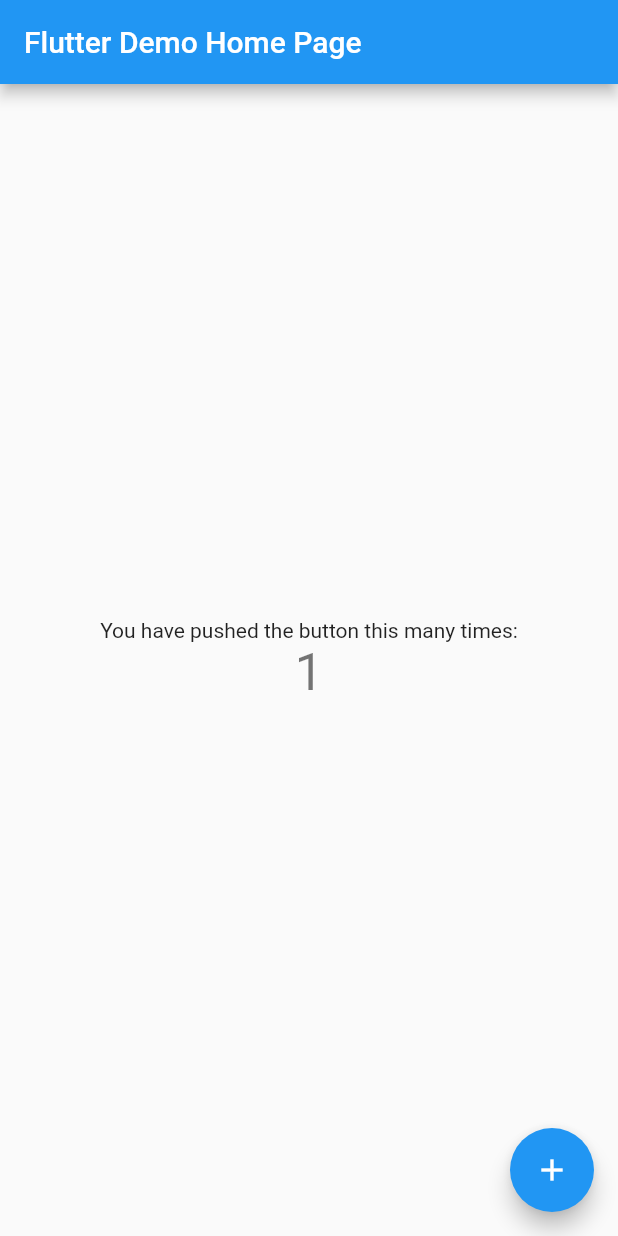
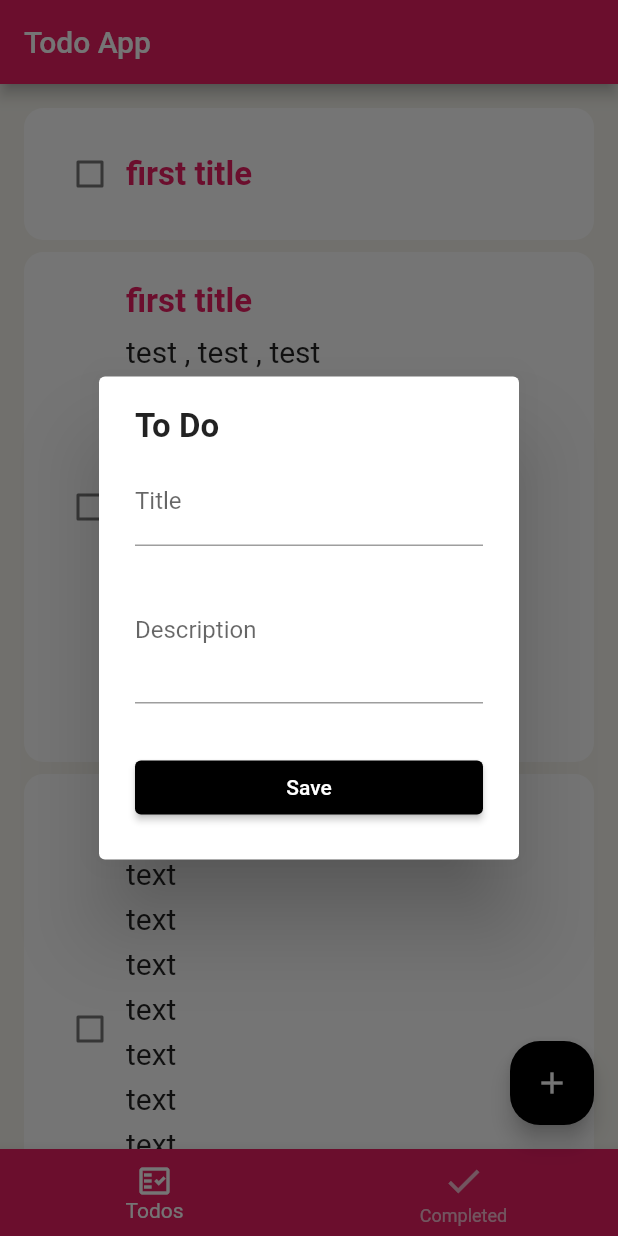
Before and after one commit to ahmadshakir21/To_Do_Application, a Flutter app: the screen it shows after launch, after a tap on the "add" icon, on a phone screen of 412 x 824 dp. Run offline on Flutter 3.47's test engine with Material 2 defaults, Android fonts, the phone set to English and light mode, and no system bars; drawn by our look-alikes of flutter_slidable.

Commit message:
another commit

```diff
--- a/lib/main.dart
+++ b/lib/main.dart
@@ -1,4 +1,7 @@
 import 'package:flutter/material.dart';
+import 'package:provider/provider.dart';
+import 'package:to_do_application/provider/todos.dart';
+import 'package:to_do_application/screen/home_screen.dart';
 
 void main() {
   runApp(const MyApp());
@@ -7,109 +10,17 @@ void main() {
 class MyApp extends StatelessWidget {
   const MyApp({Key? key}) : super(key: key);
 
-  // This widget is the root of your application.
   @override
   Widget build(BuildContext context) {
-    return MaterialApp(
-      title: 'Flutter Demo',
-      theme: ThemeData(
-        // This is the theme of your application.
-        //
-        // Try running your application with "flutter run". You'll see the
-        // application has a blue toolbar. Then, without quitting the app, try
-        // changing the primarySwatch below to Colors.green and then invoke
-        // "hot reload" (press "r" in the console where you ran "flutter run",
-        // or simply save your changes to "hot reload" in a Flutter IDE).
-        // Notice that the counter didn't reset back to zero; the application
-        // is not restarted.
-        primarySwatch: Colors.blue,
+    return ChangeNotifierProvider(
+      create: (context) => TodosProvider(),
+      child: MaterialApp(
+        debugShowCheckedModeBanner: false,
+        theme: ThemeData(
+            primarySwatch: Colors.pink,
+            scaffoldBackgroundColor: const Color(0xFFF6F5EE)),
+        home: HomeScreen(),
       ),
-      home: const MyHomePage(title: 'Flutter Demo Home Page'),
     );
   }
 }
-
-class MyHomePage extends StatefulWidget {
-  const MyHomePage({Key? key, required this.title}) : super(key: key);
-
-  // This widget is the home page of your application. It is stateful, meaning
-  // that it has a State object (defined below) that contains fields that affect
-  // how it looks.
-
-  // This class is the configuration for the state. It holds the values (in this
-  // case the title) provided by the parent (in this case the App widget) and
-  // used by the build method of the State. Fields in a Widget subclass are
-  // always marked "final".
-
-  final String title;
-
-  @override
-  State<MyHomePage> createState() => _MyHomePageState();
-}
-
-class _MyHomePageState extends State<MyHomePage> {
-  int _counter = 0;
-
-  void _incrementCounter() {
-    setState(() {
-      // This call to setState tells the Flutter framework that something has
-      // changed in this State, which causes it to rerun the build method below
-      // so that the display can reflect the updated values. If we changed
-      // _counter without calling setState(), then the build method would not be
-      // called again, and so nothing would appear to happen.
-      _counter++;
-    });
-  }
-
-  @override
-  Widget build(BuildContext context) {
-    // This method is rerun every time setState is called, for instance as done
-    // by the _incrementCounter method above.
-    //
-    // The Flutter framework has been optimized to make rerunning build methods
-    // fast, so that you can just rebuild anything that needs updating rather
-    // than having to individually change instances of widgets.
-    return Scaffold(
-      appBar: AppBar(
-        // Here we take the value from the MyHomePage object that was created by
-        // the App.build method, and use it to set our appbar title.
-        title: Text(widget.title),
-      ),
-      body: Center(
-        // Center is a layout widget. It takes a single child and positions it
-        // in the middle of the parent.
-        child: Column(
-          // Column is also a layout widget. It takes a list of children and
-          // arranges them vertically. By default, it sizes itself to fit its
-          // children horizontally, and tries to be as tall as its parent.
-          //
-          // Invoke "debug painting" (press "p" in the console, choose the
-          // "Toggle Debug Paint" action from the Flutter Inspector in Android
-          // Studio, or the "Toggle Debug Paint" command in Visual Studio Code)
-          // to see the wireframe for each widget.
-          //
-          // Column has various properties to control how it sizes itself and
-          // how it positions its children. Here we use mainAxisAlignment to
-          // center the children vertically; the main axis here is the vertical
-          // axis because Columns are vertical (the cross axis would be
-          // horizontal).
-          mainAxisAlignment: MainAxisAlignment.center,
-          children: <Widget>[
-            const Text(
-              'You have pushed the button this many times:',
-            ),
-            Text(
-              '$_counter',
-              style: Theme.of(context).textTheme.headline4,
-            ),
-          ],
-        ),
-      ),
-      floatingActionButton: FloatingActionButton(
-        onPressed: _incrementCounter,
-        tooltip: 'Increment',
-        child: const Icon(Icons.add),
-      ), // This trailing comma makes auto-formatting nicer for build methods.
-    );
-  }
-}
--- /dev/null
+++ b/lib/model/todo.dart
@@ -0,0 +1,18 @@
+class TodoField {
+  static const createdTime = "CreatedTime";
+}
+
+class Todo {
+  String id;
+  String title;
+  String description;
+  DateTime date;
+  bool isDone;
+
+  Todo(
+      {required this.id,
+      required this.title,
+      this.description = "",
+      required this.date,
+      this.isDone = false});
+}
--- /dev/null
+++ b/lib/provider/todos.dart
@@ -0,0 +1,22 @@
+import 'package:flutter/material.dart';
+import 'package:to_do_application/model/todo.dart';
+
+class TodosProvider extends ChangeNotifier {
+  List<Todo> todo = [
+    Todo(id: "1", title: "first title", date: DateTime.now()),
+    Todo(
+        id: "2",
+        title: "first title",
+        description:
+            "test , test , test \ntext \ntext \ntext \ntext\ntext \ntext\ntext \ntext",
+        date: DateTime.now()),
+    Todo(
+        id: "3",
+        title: "first title",
+        description:
+            "text \ntext \ntext \ntext \ntext \ntext \ntext \ntext \ntext",
+        date: DateTime.now()),
+  ];
+
+  List<Todo> get todos => todo.where((todo) => todo.isDone == false).toList();
+}
--- /dev/null
+++ b/lib/screen/home_screen.dart
@@ -0,0 +1,53 @@
+import 'package:flutter/material.dart';
+import 'package:to_do_application/widget/add_todo_dialog_widget.dart';
+import 'package:to_do_application/widget/todo_list_widget.dart';
+
+class HomeScreen extends StatefulWidget {
+  @override
+  State<HomeScreen> createState() => _HomeScreenState();
+}
+
+class _HomeScreenState extends State<HomeScreen> {
+  int selectedIndex = 0;
+
+  @override
+  Widget build(BuildContext context) {
+    final tabs = [TodoListWidget(), Container()];
+    return Scaffold(
+      appBar: AppBar(title: const Text("Todo App")),
+      body: tabs[selectedIndex],
+      bottomNavigationBar: BottomNavigationBar(
+          backgroundColor: Theme.of(context).primaryColor,
+          unselectedItemColor: Colors.white.withOpacity(0.7),
+          selectedItemColor: Colors.white,
+          currentIndex: selectedIndex,
+          onTap: (index) => setState(() {
+                selectedIndex = index;
+              }),
+          items: const [
+            BottomNavigationBarItem(
+                icon: Icon(
+                  Icons.fact_check_outlined,
+                ),
+                label: "Todos"),
+            BottomNavigationBarItem(
+                icon: Icon(
+                  Icons.done,
+                  size: 28,
+                ),
+                label: "Completed")
+          ]),
+      floatingActionButton: FloatingActionButton(
+        shape: RoundedRectangleBorder(borderRadius: BorderRadius.circular(20)),
+        backgroundColor: Colors.black,
+        onPressed: () {
+          showDialog(
+              context: context,
+              builder: (context) => AddTodoDialogWidget(),
+              barrierDismissible: false);
+        },
+        child: const Icon(Icons.add),
+      ),
+    );
+  }
+}
--- /dev/null
+++ b/lib/widget/add_todo_dialog_widget.dart
@@ -0,0 +1,38 @@
+import 'package:flutter/material.dart';
+import 'package:to_do_application/widget/todo_form_widget.dart';
+
+class AddTodoDialogWidget extends StatefulWidget {
+  const AddTodoDialogWidget({Key? key}) : super(key: key);
+
+  @override
+  State<AddTodoDialogWidget> createState() => _AddTodoDialogWidgetState();
+}
+
+class _AddTodoDialogWidgetState extends State<AddTodoDialogWidget> {
+  String title = "";
+  String description = "";
+  @override
+  Widget build(BuildContext context) {
+    return AlertDialog(
+      content: Column(
+          mainAxisSize: MainAxisSize.min,
+          crossAxisAlignment: CrossAxisAlignment.start,
+          children: [
+            const Text(
+              "To Do",
+              style: TextStyle(fontSize: 22, fontWeight: FontWeight.bold),
+            ),
+            const SizedBox(height: 8),
+            TodoFormWidget(
+              onChangedTitle: (title) => setState(() {
+                this.title = title;
+              }),
+              onChangedDescription: (description) => setState(() {
+                this.description = description;
+              }),
+              onSavedTodo: () {},
+            ),
+          ]),
+    );
+  }
+}
--- /dev/null
+++ b/lib/widget/todo_form_widget.dart
@@ -0,0 +1,68 @@
+import 'package:flutter/cupertino.dart';
+import 'package:flutter/material.dart';
+import 'package:flutter/src/foundation/key.dart';
+import 'package:flutter/src/widgets/framework.dart';
+
+class TodoFormWidget extends StatelessWidget {
+  final String? title;
+  final String? description;
+  final ValueChanged<String> onChangedTitle;
+  final ValueChanged<String> onChangedDescription;
+  final VoidCallback onSavedTodo;
+
+  TodoFormWidget(
+      {this.title,
+      this.description,
+      required this.onChangedTitle,
+      required this.onChangedDescription,
+      required this.onSavedTodo});
+
+  Widget buildTitle() => TextFormField(
+        initialValue: title,
+        onChanged: onChangedTitle,
+        validator: (value) {
+          if (value!.isEmpty) {
+            return "The Title cannot be empty";
+          }
+          return null;
+        },
+        decoration: const InputDecoration(
+            label: Text("Title"), border: UnderlineInputBorder()),
+      );
+
+  Widget buildDiscription() => TextFormField(
+        maxLines: 3,
+        initialValue: description,
+        onChanged: onChangedDescription,
+        decoration: const InputDecoration(
+            label: Text("Description"), border: UnderlineInputBorder()),
+      );
+
+  Widget buildButton() => SizedBox(
+        width: double.infinity,
+        child: ElevatedButton(
+            onPressed: onSavedTodo,
+            style: ButtonStyle(
+                backgroundColor: MaterialStateProperty.all(Colors.black)),
+            child: const Text("Save")),
+      );
+
+  @override
+  Widget build(BuildContext context) {
+    return SingleChildScrollView(
+        child: Column(
+      mainAxisSize: MainAxisSize.min,
+      children: [
+        buildTitle(),
+        const SizedBox(
+          height: 8,
+        ),
+        buildDiscription(),
+        const SizedBox(
+          height: 32,
+        ),
+        buildButton(),
+      ],
+    ));
+  }
+}
--- /dev/null
+++ b/lib/widget/todo_list_widget.dart
@@ -0,0 +1,33 @@
+import 'package:flutter/cupertino.dart';
+import 'package:flutter/src/foundation/key.dart';
+import 'package:flutter/src/widgets/framework.dart';
+import 'package:provider/provider.dart';
+import 'package:to_do_application/model/todo.dart';
+import 'package:to_do_application/provider/todos.dart';
+import 'package:to_do_application/widget/todo_widget.dart';
+
+class TodoListWidget extends StatelessWidget {
+  @override
+  Widget build(BuildContext context) {
+    final provider = Provider.of<TodosProvider>(context);
+    final todos = provider.todos;
+
+    return todos.isEmpty
+        ? const Center(
+            child: Text("No Todos..."),
+          )
+        : ListView.separated(
+            physics: const BouncingScrollPhysics(),
+            padding: const EdgeInsets.all(16),
+            separatorBuilder: (context, index) => Container(
+              height: 8,
+            ),
+            itemBuilder: (context, index) {
+              final todo = todos[index];
+              return TodoWidget(todo: todo);
+            },
+            itemCount: todos.length,
+            // separatorBuilder: (context, index) => ,
+          );
+  }
+}
--- /dev/null
+++ b/lib/widget/todo_widget.dart
@@ -0,0 +1,75 @@
+import 'package:flutter/material.dart';
+import 'package:flutter_slidable/flutter_slidable.dart';
+import 'package:to_do_application/model/todo.dart';
+
+class TodoWidget extends StatelessWidget {
+  final Todo todo;
+
+  TodoWidget({required this.todo});
+
+  @override
+  Widget build(BuildContext context) {
+    return ClipRRect(
+      borderRadius: BorderRadius.circular(13),
+      child: Slidable(
+          key: Key(todo.id),
+          endActionPane: ActionPane(motion: const ScrollMotion(), children: [
+            SlidableAction(
+              onPressed: (context) {},
+              label: "Delete",
+              icon: Icons.delete,
+              backgroundColor: Colors.pink,
+            )
+          ]),
+          startActionPane: ActionPane(motion: const ScrollMotion(), children: [
+            SlidableAction(
+              onPressed: (context) {},
+              label: "Edit",
+              icon: Icons.edit,
+              backgroundColor: Colors.green,
+            ),
+          ]),
+          child: buildTodo(context)),
+    );
+  }
+
+  Widget buildTodo(BuildContext context) {
+    return Container(
+      padding: const EdgeInsets.all(20),
+      color: Colors.white,
+      child: Row(
+        children: [
+          Checkbox(
+            activeColor: Theme.of(context).primaryColor,
+            checkColor: Colors.white,
+            value: todo.isDone,
+            onChanged: (value) {},
+          ),
+          const SizedBox(
+            height: 20,
+          ),
+          Expanded(
+              child: Column(
+            crossAxisAlignment: CrossAxisAlignment.start,
+            children: [
+              Text(
+                todo.title,
+                style: TextStyle(
+                    fontSize: 22,
+                    color: Theme.of(context).primaryColor,
+                    fontWeight: FontWeight.bold),
+              ),
+              if (todo.description.isNotEmpty)
+                Container(
+                    margin: const EdgeInsets.only(top: 4),
+                    child: Text(
+                      todo.description,
+                      style: const TextStyle(fontSize: 20, height: 1.5),
+                    )),
+            ],
+          ))
+        ],
+      ),
+    );
+  }
+}
--- a/pubspec.yaml
+++ b/pubspec.yaml
@@ -34,6 +34,8 @@ dependencies:
   # The following adds the Cupertino Icons font to your application.
   # Use with the CupertinoIcons class for iOS style icons.
   cupertino_icons: ^1.0.2
+  provider: ^6.0.4
+  flutter_slidable: ^2.0.0
 
 dev_dependencies:
   flutter_test:
```
Also changed, not shown: pubspec.lock.
